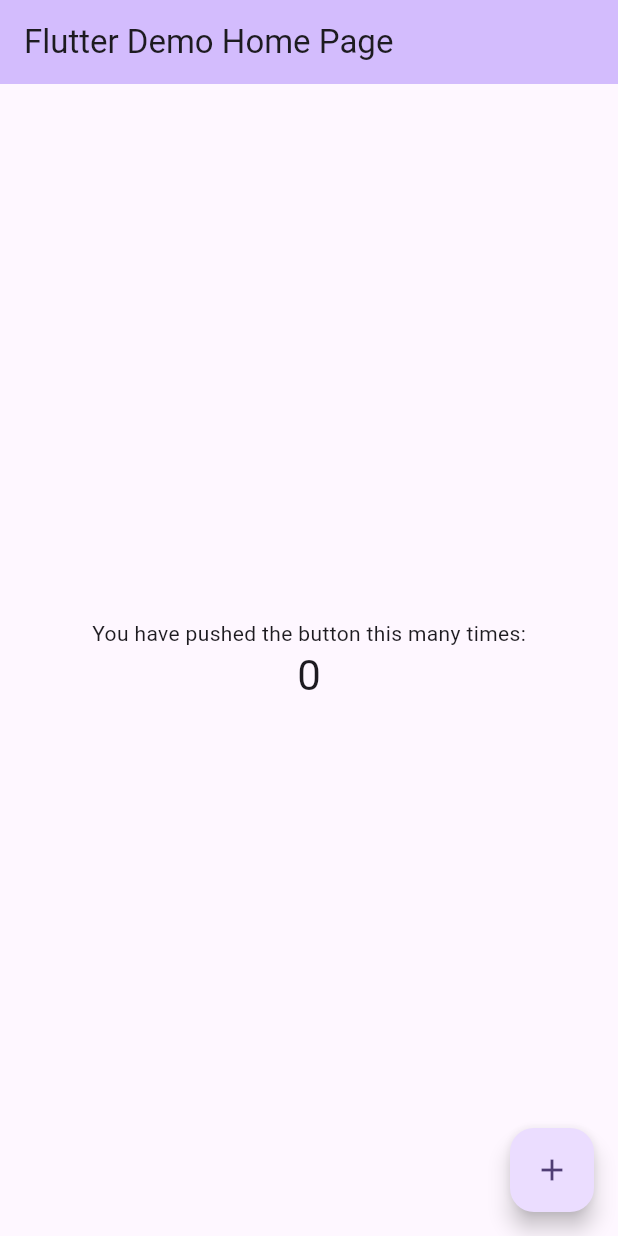
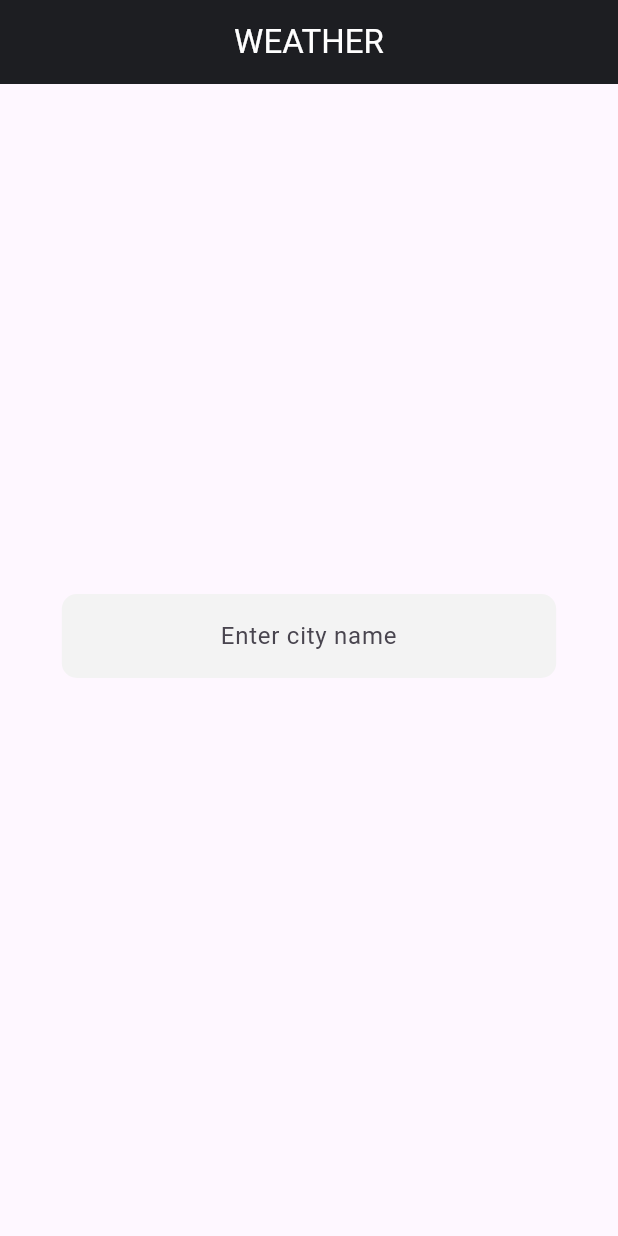
Before and after one commit to Morpa/weather-app, a Flutter app: the screen it shows after launch, on a phone screen of 412 x 824 dp. Run offline on Flutter 3.47's test engine with Material 3 defaults, Android fonts, the phone set to English and light mode, and no system bars; our stand-ins replace dartz, equatable, flutter_bloc, get_it, rxdart.

```diff
--- a/lib/core/constants/constants.dart
+++ b/lib/core/constants/constants.dart
@@ -2,7 +2,7 @@
   static const String baseUrl = 'https://api.openweathermap.org/data/2.5';
   static const String apiKey = 'cc95d932d5a45d33a9527d5019475f2c';
   static String currentWeatherByName(String city) =>
-      '$baseUrl/weather?q=$city&appid=$apiKey';
+      '$baseUrl/weather?q=$city&units=metric&appid=$apiKey';
   static String weatherIcon(String iconCode) =>
       'http://openweathermap.org/img/wn/$iconCode@2x.png';
 }
--- a/lib/main.dart
+++ b/lib/main.dart
@@ -1,69 +1,29 @@
 import 'package:flutter/material.dart';
+import 'package:flutter_bloc/flutter_bloc.dart';
+
+import 'presentation/bloc/weather_bloc.dart';
+import 'presentation/injection_container.dart';
+import 'presentation/pages/weather_page.dart';
 
 void main() {
+  setupLocator();
   runApp(const MyApp());
 }
 
 class MyApp extends StatelessWidget {
   const MyApp({super.key});
 
-  // This widget is the root of your application.
   @override
   Widget build(BuildContext context) {
-    return MaterialApp(
-      title: 'Flutter Demo',
-      theme: ThemeData(
-        colorScheme: ColorScheme.fromSeed(seedColor: Colors.deepPurple),
-        useMaterial3: true,
-      ),
-      home: const MyHomePage(title: 'Flutter Demo Home Page'),
-    );
-  }
-}
-
-class MyHomePage extends StatefulWidget {
-  const MyHomePage({super.key, required this.title});
-
-  final String title;
-
-  @override
-  State<MyHomePage> createState() => _MyHomePageState();
-}
-
-class _MyHomePageState extends State<MyHomePage> {
-  int _counter = 0;
-
-  void _incrementCounter() {
-    setState(() {
-      _counter++;
-    });
-  }
-
-  @override
-  Widget build(BuildContext context) {
-    return Scaffold(
-      appBar: AppBar(
-        backgroundColor: Theme.of(context).colorScheme.inversePrimary,
-        title: Text(widget.title),
-      ),
-      body: Center(
-        child: Column(
-          mainAxisAlignment: MainAxisAlignment.center,
-          children: <Widget>[
-            const Text(
-              'You have pushed the button this many times:',
-            ),
-            Text(
-              '$_counter',
-              style: Theme.of(context).textTheme.headlineMedium,
-            ),
-          ],
-        ),
-      ),
-      floatingActionButton: FloatingActionButton(
-        onPressed: _incrementCounter,
-        tooltip: 'Increment',
-        child: const Icon(Icons.add),
+    return MultiBlocProvider(
+      providers: [
+        BlocProvider(
+          create: (_) => locator<WeatherBloc>(),
+        )
+      ],
+      child: const MaterialApp(
+        debugShowCheckedModeBanner: false,
+        home: WeatherPage(),
       ),
     );
   }
--- /dev/null
+++ b/lib/presentation/injection_container.dart
@@ -0,0 +1,33 @@
+import 'package:get_it/get_it.dart';
+import 'package:http/http.dart' as http;
+
+import '../data/data_sources/weather_remote_data_source.dart';
+import '../data/repositories/weather_repository_impl.dart';
+import '../domain/repositories/weather_repository.dart';
+import '../domain/usecases/get_current_weather.dart';
+import 'bloc/weather_bloc.dart';
+
+final locator = GetIt.instance;
+
+void setupLocator() {
+  // BLOC
+  locator.registerFactory(() => WeatherBloc(locator()));
+
+  // USECASE
+  locator.registerLazySingleton(() => GetCurrentWeather(locator()));
+
+  // REPOSITORY
+  locator.registerLazySingleton<WeatherRepository>(
+    () => WeatherRepositoryImpl(weatherRemoteDataSource: locator()),
+  );
+
+  // DATA SOURCE
+  locator.registerLazySingleton<WeatherRemoteDataSource>(
+    () => WeatherRemoteDataSourceImpl(
+      client: locator(),
+    ),
+  );
+
+  // EXTERNAL
+  locator.registerLazySingleton(() => http.Client());
+}
--- /dev/null
+++ b/lib/presentation/pages/weather_page.dart
@@ -0,0 +1,170 @@
+import 'package:flutter/material.dart';
+import 'package:flutter_bloc/flutter_bloc.dart';
+
+import '../../core/constants/constants.dart';
+import '../bloc/weather_bloc.dart';
+import '../bloc/weather_event.dart';
+import '../bloc/weather_state.dart';
+
+class WeatherPage extends StatelessWidget {
+  const WeatherPage({super.key});
+
+  @override
+  Widget build(BuildContext context) {
+    var inputDecoration = InputDecoration(
+      hintText: 'Enter city name',
+      fillColor: const Color(0xffF3F3F3),
+      filled: true,
+      focusedBorder: OutlineInputBorder(
+          borderSide: BorderSide.none, borderRadius: BorderRadius.circular(10)),
+      enabledBorder: OutlineInputBorder(
+          borderSide: BorderSide.none, borderRadius: BorderRadius.circular(10)),
+    );
+
+    const textStyle = TextStyle(
+      fontSize: 16,
+      letterSpacing: 1.2,
+    );
+
+    return Scaffold(
+      appBar: AppBar(
+        backgroundColor: const Color(0xff1D1E22),
+        title: const Text(
+          'WEATHER',
+          style: TextStyle(color: Colors.white),
+        ),
+        centerTitle: true,
+      ),
+      body: Padding(
+        padding: const EdgeInsets.all(24),
+        child: Center(
+          child: SizedBox(
+            width: MediaQuery.sizeOf(context).width * 0.8,
+            child: Column(
+              mainAxisAlignment: MainAxisAlignment.center,
+              children: [
+                TextField(
+                    textAlign: TextAlign.center,
+                    decoration: inputDecoration,
+                    onChanged: (query) =>
+                        context.read<WeatherBloc>().add(OnCityChanged(query))),
+                const SizedBox(height: 32),
+                BlocBuilder<WeatherBloc, WeatherState>(
+                  builder: (context, state) {
+                    if (state is WeatherLoading) {
+                      return const Center(
+                        child: CircularProgressIndicator(),
+                      );
+                    }
+                    if (state is WeatherLoaded) {
+                      return Column(
+                        key: const Key('weather_data'),
+                        children: [
+                          Row(
+                            mainAxisAlignment: MainAxisAlignment.center,
+                            children: [
+                              Text(
+                                state.result.cityName,
+                                style: const TextStyle(
+                                  fontSize: 22,
+                                ),
+                              ),
+                              Image(
+                                image: NetworkImage(
+                                  Urls.weatherIcon(
+                                    state.result.iconCode,
+                                  ),
+                                ),
+                              ),
+                            ],
+                          ),
+                          const SizedBox(height: 8),
+                          Text(
+                            '${state.result.main} | ${state.result.description}',
+                            style: textStyle,
+                          ),
+                          const SizedBox(height: 24),
+                          Table(
+                            defaultColumnWidth: const FixedColumnWidth(150),
+                            border: TableBorder.all(
+                              color: Colors.grey,
+                              style: BorderStyle.solid,
+                              width: 1,
+                            ),
+                            children: [
+                              TableRow(
+                                children: [
+                                  const Padding(
+                                    padding: EdgeInsets.all(8),
+                                    child:
+                                        Text('Temperature', style: textStyle),
+                                  ),
+                                  Padding(
+                                    padding: const EdgeInsets.all(8),
+                                    child: Text(
+                                      state.result.temperature.toString(),
+                                      style: textStyle.copyWith(
+                                        fontWeight: FontWeight.bold,
+                                      ),
+                                    ),
+                                  ),
+                                ],
+                              ),
+                              TableRow(
+                                children: [
+                                  const Padding(
+                                    padding: EdgeInsets.all(8),
+                                    child: Text(
+                                      'Pressure',
+                                      style: textStyle,
+                                    ),
+                                  ),
+                                  Padding(
+                                    padding: const EdgeInsets.all(8),
+                                    child: Text(
+                                      state.result.pressure.toString(),
+                                      style: textStyle.copyWith(
+                                        fontWeight: FontWeight.bold,
+                                      ),
+                                    ),
+                                  ),
+                                ],
+                              ),
+                              TableRow(
+                                children: [
+                                  const Padding(
+                                    padding: EdgeInsets.all(8),
+                                    child: Text('Humidity', style: textStyle),
+                                  ),
+                                  Padding(
+                                    padding: const EdgeInsets.all(8),
+                                    child: Text(
+                                      state.result.humidity.toString(),
+                                      style: textStyle.copyWith(
+                                        fontWeight: FontWeight.bold,
+                                      ),
+                                    ),
+                                  ), // Will be change later
+                                ],
+                              ),
+                            ],
+                          ),
+                        ],
+                      );
+                    }
+                    if (state is WeatherLoadFailure) {
+                      return Center(
+                        child: Text(state.message),
+                      );
+                    }
+                    return const SizedBox.shrink();
+                  },
+                )
+              ],
+            ),
+          ),
+        ),
+      ),
+    );
+  }
+}
```
Also changed, not shown: 1 other file.
